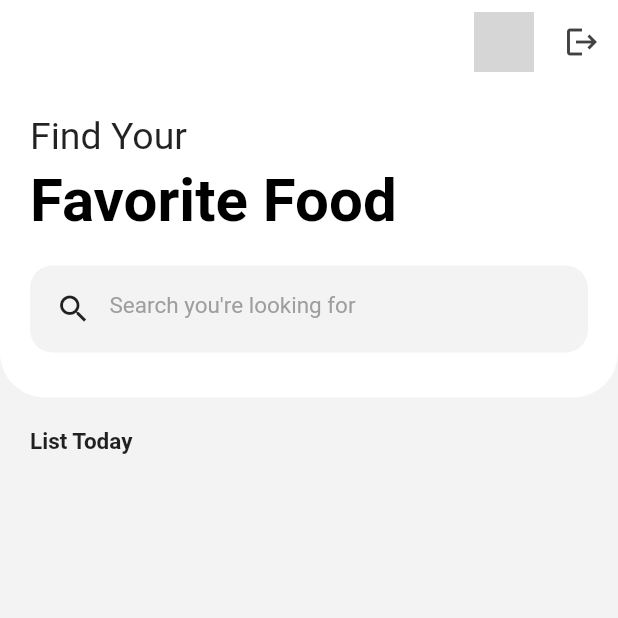
After one commit to yusptar/NatureProject, a Flutter app: the HomePage screen opened directly, on a phone screen of 412 x 824 dp, the top half of it. The commit adds this screen. Run offline on Flutter 3.47's test engine with Material 2 defaults, Android fonts, the phone set to English and light mode, and no system bars; our stand-ins replace firebase_auth, firebase_core, google_sign_in; accounts and stored records are empty; network calls fail; grey boxes are pictures that could not be loaded.

Commit message:
create homepage and update return page

```diff
--- /dev/null
+++ b/lib/pages/home_page.dart
@@ -0,0 +1,133 @@
+import 'package:flutter/material.dart';
+import 'package:uas/pages/login_page.dart';
+import 'package:uas/service/sign_in.dart';
+
+class HomePage extends StatefulWidget {
+  @override
+  _HomePageState createState() => _HomePageState();
+}
+
+class _HomePageState extends State<HomePage> {
+  @override
+  Widget build(BuildContext context) {
+    return Scaffold(
+      backgroundColor: Color.fromRGBO(244, 243, 243, 1),
+      appBar: AppBar(
+        backgroundColor: Colors.white,
+        brightness: Brightness.light,
+        elevation: 0,
+        actions: <Widget>[
+          Container(
+            alignment: Alignment.centerLeft,
+            child: CircleAvatar(
+              backgroundImage: NetworkImage(
+                imageUrl,
+              ),
+              backgroundColor: Colors.transparent,
+            ),
+          ),
+          Container(
+            margin: EdgeInsets.all(4),
+            child: Text(
+              email,
+              style: TextStyle(
+                  height: 3, color: Colors.black, fontWeight: FontWeight.bold),
+            ),
+          ),
+          IconButton(
+            onPressed: () {
+              signOutGoogle();
+
+              Navigator.of(context).pushAndRemoveUntil(
+                  MaterialPageRoute(builder: (context) {
+                return LoginPage();
+              }), ModalRoute.withName('/'));
+            },
+            icon: Icon(
+              Icons.logout,
+              color: Colors.grey[800],
+            ),
+          )
+        ],
+      ),
+      body: SafeArea(
+        child: SingleChildScrollView(
+          child: Column(
+            crossAxisAlignment: CrossAxisAlignment.start,
+            children: <Widget>[
+              Container(
+                width: double.infinity,
+                decoration: BoxDecoration(
+                    color: Colors.white,
+                    borderRadius:
+                        BorderRadius.vertical(bottom: Radius.circular(30))),
+                padding: EdgeInsets.all(20.0),
+                child: Column(
+                  crossAxisAlignment: CrossAxisAlignment.start,
+                  children: <Widget>[
+                    Text(
+                      'Find Your',
+                      style: TextStyle(color: Colors.black87, fontSize: 25),
+                    ),
+                    SizedBox(
+                      height: 5,
+                    ),
+                    Text(
+                      'Favorite Food',
+                      style: TextStyle(
+                          color: Colors.black,
+                          fontSize: 40,
+                          fontWeight: FontWeight.bold),
+                    ),
+                    SizedBox(
+                      height: 20,
+                    ),
+                    Container(
+                      padding: EdgeInsets.all(5),
+                      decoration: BoxDecoration(
+                          color: Color.fromRGBO(244, 243, 243, 1),
+                          borderRadius: BorderRadius.circular(15)),
+                      child: TextField(
+                        decoration: InputDecoration(
+                            border: InputBorder.none,
+                            prefixIcon: Icon(
+                              Icons.search,
+                              color: Colors.black87,
+                            ),
+                            hintText: "Search you're looking for",
+                            hintStyle:
+                                TextStyle(color: Colors.grey, fontSize: 15)),
+                      ),
+                    ),
+                    SizedBox(
+                      height: 10,
+                    ),
+                  ],
+                ),
+              ),
+              SizedBox(
+                height: 20,
+              ),
+              Padding(
+                padding: const EdgeInsets.symmetric(horizontal: 20.0),
+                child: Column(
+                  crossAxisAlignment: CrossAxisAlignment.start,
+                  children: <Widget>[
+                    Text(
+                      'List Today',
+                      style:
+                          TextStyle(fontSize: 15, fontWeight: FontWeight.bold),
+                    ),
+                    SizedBox(
+                      height: 15,
+                    ),
+                  ],
+                ),
+              )
+            ],
+          ),
+        ),
+      ),
+    );
+  }
+}
--- a/lib/pages/login_page.dart
+++ b/lib/pages/login_page.dart
@@ -1,3 +1,4 @@
+import 'package:uas/pages/home_page.dart';
 import 'package:uas/pages/register_page.dart';
 //import 'package:uas/pages/second_screen.dart';
 import 'package:flutter/material.dart';
@@ -71,7 +72,7 @@ class _LoginPageState extends State<LoginPage> {
                     Navigator.of(context).push(
                       MaterialPageRoute(
                         builder: (context) {
-                          return FirstScreen();
+                          return HomePage();
                         },
                       ),
                     );
@@ -117,7 +118,7 @@ class _LoginPageState extends State<LoginPage> {
             Navigator.of(context).push(
               MaterialPageRoute(
                 builder: (context) {
-                  return FirstScreen();
+                  return HomePage();
                 },
               ),
             );
```
